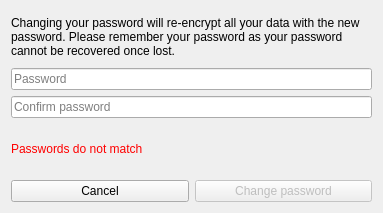
Old version of the form cubepass/changepword.ui in the repository kobus-v-schoor/cubepass.
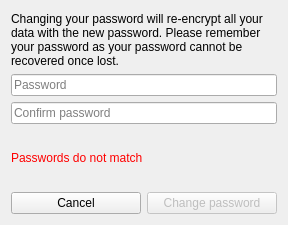
New version of the form. Icons and pictures are not drawn.

The edit to the form file:
```diff
--- a/cubepass/changepword.ui
+++ b/cubepass/changepword.ui
@@ -6,8 +6,8 @@
    <rect>
     <x>0</x>
     <y>0</y>
-    <width>383</width>
-    <height>213</height>
+    <width>288</width>
+    <height>225</height>
    </rect>
   </property>
   <property name="windowTitle">
```
Left out of the diff: 3 changed lines with no effect on the pictures.
